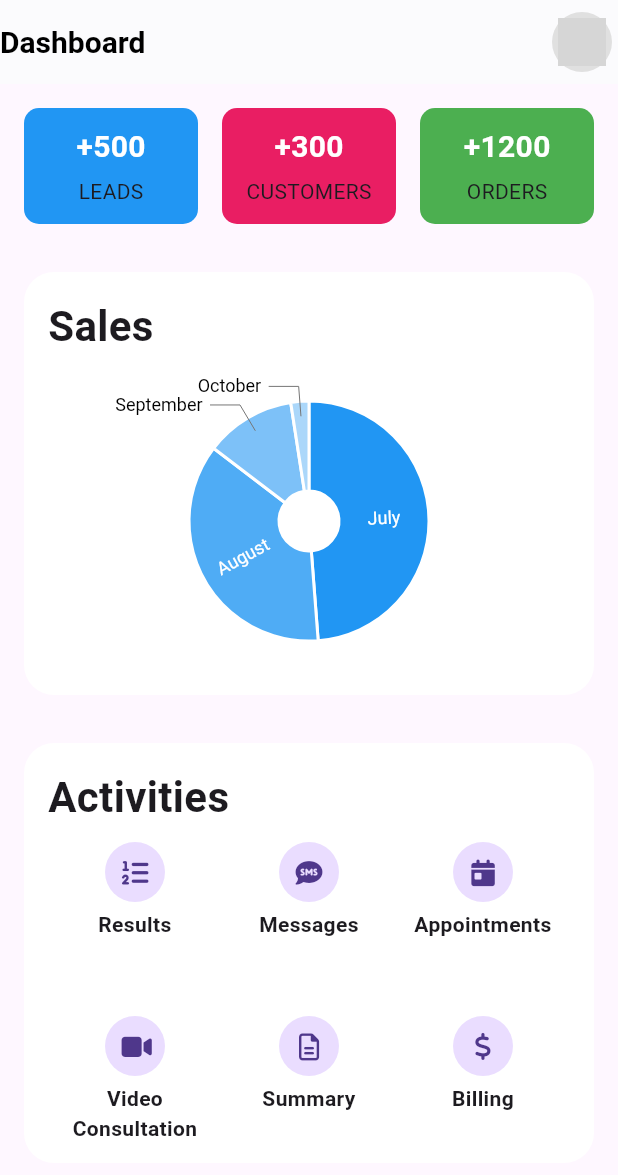
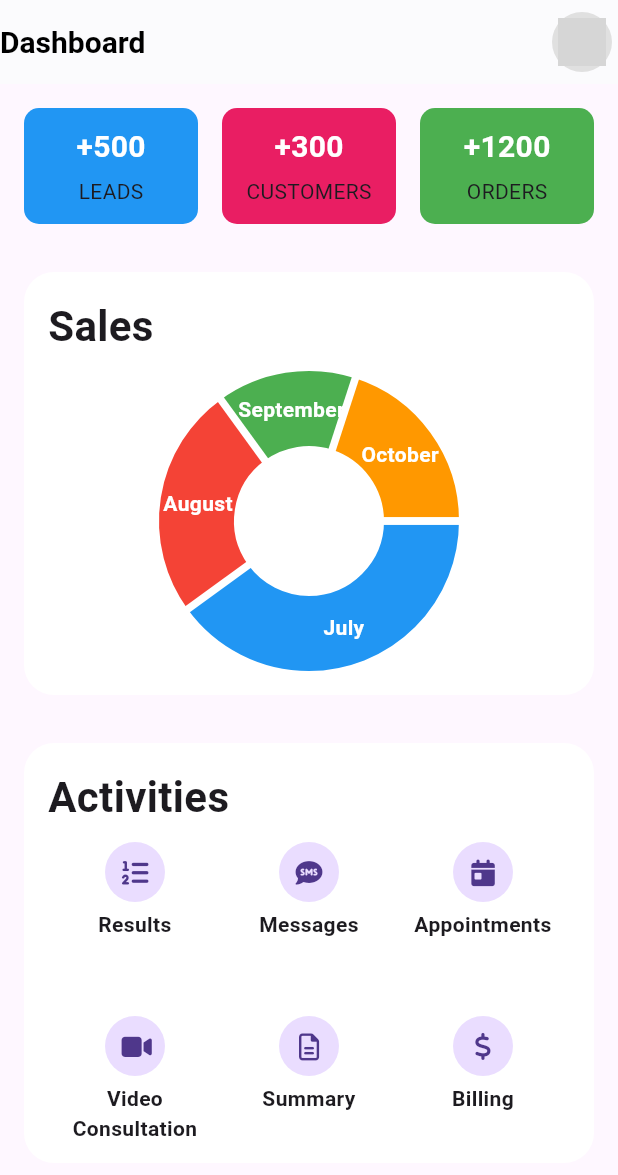
Before and after one commit to azix-khan/dummy-flutter-ui, a Flutter app: the screen it shows after launch, on a phone screen of 412 x 824 dp. Shown: the top 1175 px of the screen. Run offline on Flutter 3.47's test engine with Material 3 defaults, Android fonts, the phone set to English and light mode, and no system bars; drawn by our look-alikes of fl_chart; our stand-ins replace cached_network_image, flutter_swiper_null_safety, font_awesome_flutter, smooth_page_indicator; missing offline and left inert: o3d; network calls fail; grey boxes are pictures that could not be loaded.

Commit message:
feat: replace charts_flutter with fl_chart for improved charting capabilities

```diff
--- a/lib/dashboard/dashboard.dart
+++ b/lib/dashboard/dashboard.dart
@@ -1,7 +1,7 @@
 import 'package:dummy/dashboard/animation.dart';
 import 'package:flutter/material.dart';
 import 'package:font_awesome_flutter/font_awesome_flutter.dart';
-import 'package:charts_flutter/flutter.dart' as charts;
+import 'package:fl_chart/fl_chart.dart';
 
 class DashboardOnePage extends StatelessWidget {
   static const String path = "lib/dashboard/dashboard.dart";
@@ -25,7 +25,8 @@ class DashboardOnePage extends StatelessWidget {
               "Sales",
               child: SizedBox(
                 height: 200,
-                child: DonutPieChart.withSampleData(),
+                child:
+                    DonutPieChart.withSampleData(), // Updated to use DonutPieChart from fl_chart
               ),
             ),
           ),
@@ -199,62 +200,66 @@ class DashboardOnePage extends StatelessWidget {
 }
 
 class DonutPieChart extends StatelessWidget {
-  final List<charts.Series> seriesList;
+  final List<PieChartSectionData> sections;
   final bool animate;
 
-  const DonutPieChart(this.seriesList, {super.key, required this.animate});
+  const DonutPieChart({
+    super.key,
+    required this.sections,
+    required this.animate,
+  });
 
-  /// Creates a [PieChart] with sample data and no transition.
   factory DonutPieChart.withSampleData() {
-    return DonutPieChart(
-      _createSampleData(),
-      // Disable animations for image tests.
-      animate: false,
-    );
+    return DonutPieChart(sections: _createSampleData(), animate: true);
   }
 
   @override
   Widget build(BuildContext context) {
-    return charts.PieChart(
-      seriesList,
-      animate: animate,
-      // Configure the width of the pie slices to 60px. The remaining space in
-      // the chart will be left as a hole in the center.
-      defaultRenderer: charts.ArcRendererConfig(
-        arcWidth: 60,
-        arcRendererDecorators: [charts.ArcLabelDecorator()],
+    return PieChart(
+      PieChartData(
+        sections: sections,
+        centerSpaceRadius: 50, // Makes it a donut chart
+        sectionsSpace: 5, // Space between sections
       ),
     );
   }
 
-  /// Create one series with sample hard coded data.
-  static List<charts.Series<LinearSales, String>> _createSampleData() {
-    final data = [
-      LinearSales("July", 100),
-      LinearSales("August", 75),
-      LinearSales("September", 25),
-      LinearSales("October", 5),
-    ];
-
+  // Create some sample data
+  static List<PieChartSectionData> _createSampleData() {
     return [
-      charts.Series<LinearSales, String>(
-        id: 'Sales',
-        domainFn: (LinearSales sales, _) => sales.month,
-        measureFn: (LinearSales sales, _) => sales.sales,
-        data: data,
+      PieChartSectionData(
+        value: 40,
+        color: Colors.blue,
+        title: 'July',
+        radius: 50,
+        titleStyle: TextStyle(color: Colors.white, fontWeight: FontWeight.bold),
+      ),
+      PieChartSectionData(
+        value: 25,
+        color: Colors.red,
+        title: 'August',
+        radius: 50,
+        titleStyle: TextStyle(color: Colors.white, fontWeight: FontWeight.bold),
+      ),
+      PieChartSectionData(
+        value: 15,
+        color: Colors.green,
+        title: 'September',
+        radius: 50,
+        titleStyle: TextStyle(color: Colors.white, fontWeight: FontWeight.bold),
+      ),
+      PieChartSectionData(
+        value: 20,
+        color: Colors.orange,
+        title: 'October',
+        radius: 50,
+        titleStyle: TextStyle(color: Colors.white, fontWeight: FontWeight.bold),
       ),
     ];
   }
 }
 
-/// Sample linear data type.
-class LinearSales {
-  final String month;
-  final int sales;
-
-  LinearSales(this.month, this.sales);
-}
-
+/// Sample activity data
 class Activity {
   final String title;
   final IconData icon;
--- a/pubspec.yaml
+++ b/pubspec.yaml
@@ -20,7 +20,6 @@ dependencies:
   smooth_page_indicator: ^1.2.1
   http: ^1.4.0
   font_awesome_flutter: ^10.8.0
-  charts_flutter: ^0.12.0
   flutter_swiper_null_safety: ^1.0.2
   cached_network_image: ^3.4.1
 
```
Also changed, not shown: pubspec.lock.
